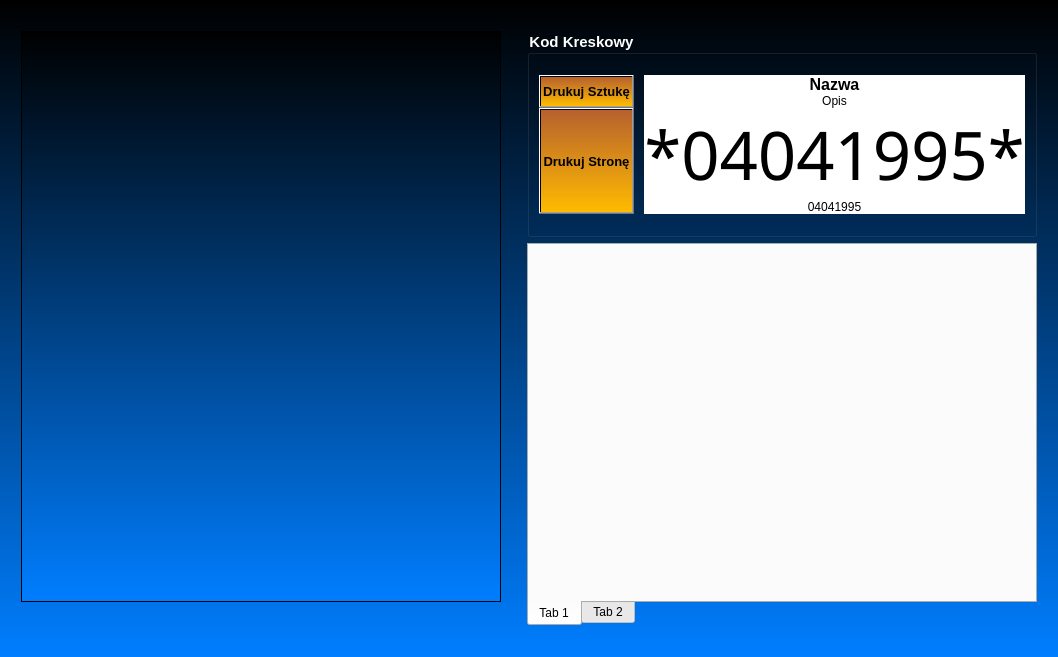
Before: the Qt Designer form ShoppedOUT/kody.ui in Filemon279/ProjektCpp, drawn with Qt 5.
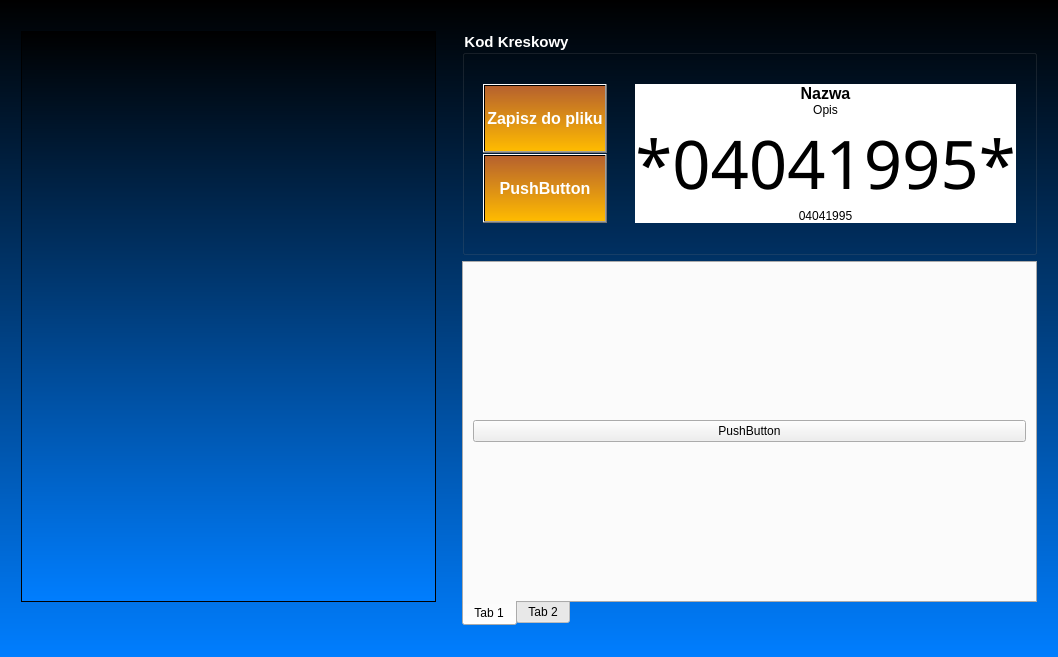
After: the same form once the commit is applied. Icons and pictures are not drawn.

Commit message: Zapisywanie kodow do pliku. Poprawione tworzenie kodow

Patch:
```diff
--- a/ShoppedOUT/kody.ui
+++ b/ShoppedOUT/kody.ui
@@ -88,7 +88,7 @@
        <item>
         <widget class="QGroupBox" name="groupBox">
          <property name="sizePolicy">
-          <sizepolicy hsizetype="Preferred" vsizetype="Preferred">
+          <sizepolicy hsizetype="Preferred" vsizetype="Fixed">
            <horstretch>0</horstretch>
            <verstretch>0</verstretch>
           </sizepolicy>
@@ -121,42 +121,19 @@
           <property name="verticalSpacing">
            <number>0</number>
           </property>
-          <item row="3" column="1">
-           <widget class="QLabel" name="label_kodNumer">
-            <property name="styleSheet">
-             <string notr="true">background-color: rgb(255, 255, 255);
-color:black</string>
-            </property>
-            <property name="frameShadow">
-             <enum>QFrame::Plain</enum>
-            </property>
-            <property name="lineWidth">
-             <number>1</number>
-            </property>
-            <property name="midLineWidth">
-             <number>0</number>
-            </property>
-            <property name="text">
-             <string>04041995</string>
-            </property>
-            <property name="textFormat">
-             <enum>Qt::AutoText</enum>
-            </property>
-            <property name="scaledContents">
-             <bool>false</bool>
-            </property>
-            <property name="alignment">
-             <set>Qt::AlignCenter</set>
-            </property>
-            <property name="wordWrap">
-             <bool>false</bool>
-            </property>
-            <property name="margin">
-             <number>5</number>
-            </property>
-           </widget>
-          </item>
           <item row="0" column="1">
+           <widget class="QWidget" name="widget_Kod" native="true">
+            <property name="sizePolicy">
+             <sizepolicy hsizetype="Expanding" vsizetype="Preferred">
+              <horstretch>0</horstretch>
+              <verstretch>0</verstretch>
+             </sizepolicy>
+            </property>
+            <layout class="QVBoxLayout" name="kodLayout">
+             <property name="spacing">
+              <number>0</number>
+             </property>
+             <item>
            <widget class="QLabel" name="label_nazwa">
             <property name="font">
              <font>
@@ -181,7 +158,7 @@
             </property>
            </widget>
           </item>
-          <item row="1" column="1">
+             <item>
            <widget class="QLabel" name="label_opis">
             <property name="styleSheet">
              <string notr="true">background-color: rgb(255, 255, 255);
@@ -198,7 +175,7 @@
             </property>
            </widget>
           </item>
-          <item row="2" column="1">
+             <item>
            <widget class="QLabel" name="label_kodKreskowy">
             <property name="sizePolicy">
              <sizepolicy hsizetype="Expanding" vsizetype="Maximum">
@@ -227,32 +204,57 @@
             </property>
            </widget>
           </item>
-          <item row="2" column="0" rowspan="2">
-           <widget class="QPushButton" name="pushButton_2">
+             <item>
+              <widget class="QLabel" name="label_kodNumer">
+               <property name="styleSheet">
+                <string notr="true">background-color: rgb(255, 255, 255);
+color:black</string>
+               </property>
+               <property name="frameShadow">
+                <enum>QFrame::Plain</enum>
+               </property>
+               <property name="lineWidth">
+                <number>1</number>
+               </property>
+               <property name="midLineWidth">
+                <number>0</number>
+               </property>
+               <property name="text">
+                <string>04041995</string>
+               </property>
+               <property name="textFormat">
+                <enum>Qt::AutoText</enum>
+               </property>
+               <property name="scaledContents">
+                <bool>false</bool>
+               </property>
+               <property name="alignment">
+                <set>Qt::AlignCenter</set>
+               </property>
+               <property name="wordWrap">
+                <bool>false</bool>
+               </property>
+               <property name="margin">
+                <number>5</number>
+               </property>
+              </widget>
+             </item>
+            </layout>
+           </widget>
+          </item>
+          <item row="0" column="0">
+           <widget class="QWidget" name="verticalWidget" native="true">
             <property name="sizePolicy">
-             <sizepolicy hsizetype="Expanding" vsizetype="Expanding">
+             <sizepolicy hsizetype="Expanding" vsizetype="Preferred">
               <horstretch>0</horstretch>
               <verstretch>0</verstretch>
              </sizepolicy>
             </property>
-            <property name="font">
-             <font>
-              <family>Arial</family>
-              <pointsize>10</pointsize>
-              <weight>75</weight>
-              <bold>true</bold>
-             </font>
-            </property>
-            <property name="styleSheet">
-             <string notr="true">background-color: qlineargradient(spread:pad, x1:0, y1:1, x2:0, y2:0, stop:0 rgba(255, 187, 0, 255), stop:1 rgba(182, 97, 46, 255));
-color:black</string>
-            </property>
-            <property name="text">
-             <string>Drukuj Stronę</string>
-            </property>
-           </widget>
-          </item>
-          <item row="0" column="0" rowspan="2">
+            <layout class="QVBoxLayout" name="verticalLayout_3">
+             <property name="spacing">
+              <number>1</number>
+             </property>
+             <item>
            <widget class="QPushButton" name="pushButton">
             <property name="sizePolicy">
              <sizepolicy hsizetype="Minimum" vsizetype="Expanding">
@@ -263,18 +265,44 @@
             <property name="font">
              <font>
               <family>Arial</family>
-              <pointsize>10</pointsize>
+                 <pointsize>12</pointsize>
               <weight>75</weight>
               <bold>true</bold>
              </font>
             </property>
             <property name="styleSheet">
-             <string notr="true">background-color: qlineargradient(spread:pad, x1:0, y1:1, x2:0, y2:0, stop:0 rgba(255, 187, 0, 255), stop:1 rgba(182, 97, 46, 255));
-color:black</string>
+                <string notr="true">background-color: qlineargradient(spread:pad, x1:0, y1:1, x2:0, y2:0, stop:0 rgba(255, 187, 0, 255), stop:1 rgba(182, 97, 46, 255));</string>
             </property>
             <property name="text">
-             <string>Drukuj Sztukę</string>
-            </property>
+                <string>Zapisz do pliku</string>
+               </property>
+              </widget>
+             </item>
+             <item>
+              <widget class="QPushButton" name="pushButton_2">
+               <property name="sizePolicy">
+                <sizepolicy hsizetype="Minimum" vsizetype="Expanding">
+                 <horstretch>0</horstretch>
+                 <verstretch>0</verstretch>
+                </sizepolicy>
+               </property>
+               <property name="font">
+                <font>
+                 <family>Arial</family>
+                 <pointsize>12</pointsize>
+                 <weight>75</weight>
+                 <bold>true</bold>
+                </font>
+               </property>
+               <property name="styleSheet">
+                <string notr="true">background-color: qlineargradient(spread:pad, x1:0, y1:1, x2:0, y2:0, stop:0 rgba(255, 187, 0, 255), stop:1 rgba(182, 97, 46, 255));</string>
+               </property>
+               <property name="text">
+                <string>PushButton</string>
+               </property>
+              </widget>
+             </item>
+            </layout>
            </widget>
           </item>
          </layout>
@@ -301,6 +329,15 @@
           <attribute name="title">
            <string>Tab 1</string>
           </attribute>
+          <layout class="QGridLayout" name="gridLayout_4">
+           <item row="0" column="0">
+            <widget class="QPushButton" name="pushButton_3">
+             <property name="text">
+              <string>PushButton</string>
+             </property>
+            </widget>
+           </item>
+          </layout>
          </widget>
          <widget class="QWidget" name="tab_2">
           <attribute name="title">
```
Lines whose indentation alone changed are shown as unchanged. The commit also changes 14 other files.
